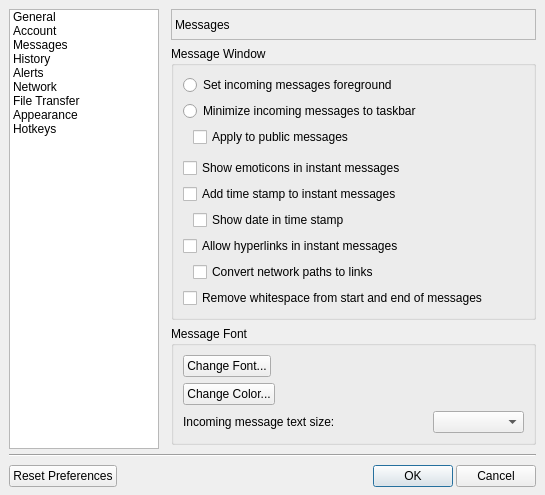
Before: the Qt Designer form lmc/src/settingsdialog.ui in lanmessenger/lanmessenger, drawn with Qt 5.
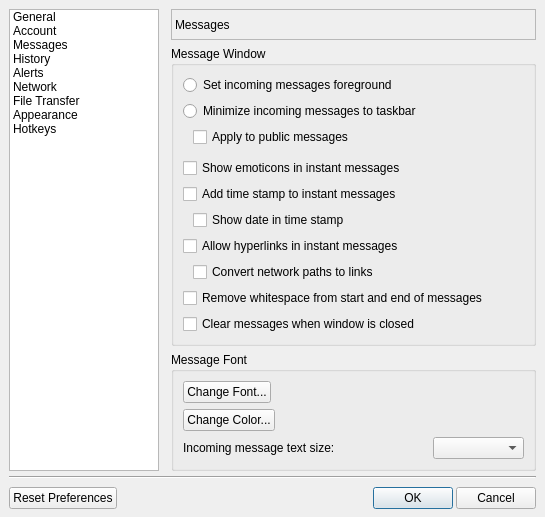
After: the same form once the commit is applied. The open tabs and pages were chosen to show the change.

The edit to the form file:
```diff
--- a/lmc/src/settingsdialog.ui
+++ b/lmc/src/settingsdialog.ui
@@ -681,6 +681,13 @@
               </property>
              </widget>
             </item>
+            <item>
+             <widget class="QCheckBox" name="chkClearOnClose">
+              <property name="text">
+               <string>Clear messages when window is closed</string>
+              </property>
+             </widget>
+            </item>
            </layout>
           </widget>
          </item>
```
Left out of the diff: 3 changed lines with no effect on the pictures.
